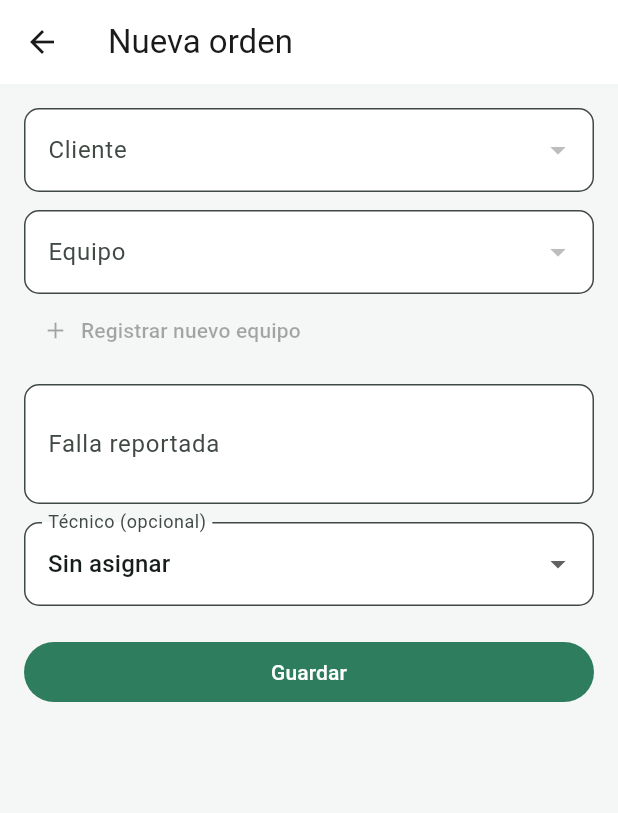
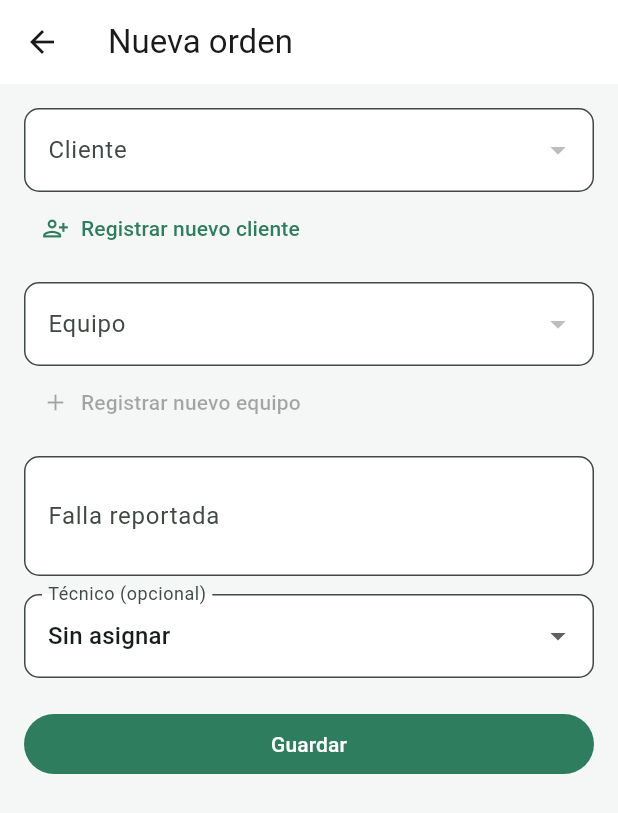
Before and after one commit to ArielDavidXD/tusolutionAndroid, a Flutter app: the screen it shows after launch, item 2 of the bottom bar chosen, after a tap on the "add" icon, on a phone screen of 412 x 824 dp. Shown: the top 813 px of the screen. Run offline on Flutter 3.47's test engine with Material 3 defaults, Android fonts, the phone set to English and light mode, and no system bars; our stand-ins replace drift, drift_flutter, flutter_riverpod; accounts and stored records are empty; generated files the repository leaves out were written again.

Commit message:
Anadir creacion de clientes en ordenes, tema persistente y tarjetas navegables
- Registrar nuevo cliente desde el formulario de orden (queda seleccionado)
- Seleccion programatica de dropdowns arreglada con keys
- Cambio de tema claro/oscuro/sistema persistido en tabla ajustes (schema v3)
- Tarjetas del inicio navegables: ordenes recientes al detalle, stock bajo al inventario, resumen a ordenes
- Dashboard reactivo a cambios de ordenes y repuestos (stock y conteos al dia)

```diff
--- a/lib/data/providers/clientes_provider.dart
+++ b/lib/data/providers/clientes_provider.dart
@@ -19,13 +19,13 @@ class ClientesViewModel extends AsyncNotifier<List<Cliente>> {
   }
 
   // INSERTAR
-  Future<void> agregarCliente({
+  Future<int> agregarCliente({
     required String nombre,
     required String telefono,
   }) async {
     final db = ref.read(databaseProvider);
 
-    await db.into(db.clientes).insert(
+    final id = await db.into(db.clientes).insert(
       ClientesCompanion.insert(
         nombre: nombre,
         telefono: telefono,
@@ -35,6 +35,8 @@ class ClientesViewModel extends AsyncNotifier<List<Cliente>> {
     state = await AsyncValue.guard(
           () => db.select(db.clientes).get(),
     );
+
+    return id;
   }
 
   // ACTUALIZAR
--- a/lib/data/providers/dashboard_provider.dart
+++ b/lib/data/providers/dashboard_provider.dart
@@ -1,8 +1,8 @@
-import 'package:drift/drift.dart';
 import 'package:flutter_riverpod/flutter_riverpod.dart';
 
 import '../database/app_database.dart';
-import 'database_provider.dart';
+import 'ordenes_provider.dart';
+import 'repuestos_provider.dart';
 
 class DashboardData {
   final int totalOrdenes;
@@ -10,6 +10,7 @@ class DashboardData {
   final int listas;
   final int entregadas;
   final int recibidas;
+  final int canceladas;
   final List<Ordene> recientes;
   final List<Repuesto> bajoStock;
 
@@ -19,30 +20,27 @@ class DashboardData {
     required this.listas,
     required this.entregadas,
     required this.recibidas,
+    required this.canceladas,
     required this.recientes,
     required this.bajoStock,
   });
 }
 
 final dashboardProvider = FutureProvider<DashboardData>((ref) async {
-  final db = ref.watch(databaseProvider);
+  final ordenes = await ref.watch(ordenesProvider.future);
+  final repuestos = await ref.watch(repuestosProvider.future);
 
-  final ordenes = await db.select(db.ordenes).get();
   final totalOrdenes = ordenes.length;
   final recibidas = ordenes.where((o) => o.estado == 'recibida').length;
   final enReparacion = ordenes.where((o) => o.estado == 'en reparación').length;
   final listas = ordenes.where((o) => o.estado == 'lista').length;
   final entregadas = ordenes.where((o) => o.estado == 'entregada').length;
+  final canceladas = ordenes.where((o) => o.estado == 'cancelada').length;
 
-  final recientes = (await (db.select(db.ordenes)
-        ..orderBy([(t) => OrderingTerm.desc(t.fechaRecepcion)])
-        ..limit(5))
-      .get());
+  final recientes = ordenes.take(5).toList();
 
-  final bajoStock = (await (db.select(db.repuestos)
-        ..where((r) => r.existencias.isSmallerOrEqualValue(5))
-        ..orderBy([(t) => OrderingTerm.asc(t.existencias)]))
-      .get());
+  final bajoStock = repuestos.where((r) => r.existencias <= 5).toList()
+    ..sort((a, b) => a.existencias.compareTo(b.existencias));
 
   return DashboardData(
     totalOrdenes: totalOrdenes,
@@ -50,6 +48,7 @@ final dashboardProvider = FutureProvider<DashboardData>((ref) async {
     listas: listas,
     entregadas: entregadas,
     recibidas: recibidas,
+    canceladas: canceladas,
     recientes: recientes,
     bajoStock: bajoStock,
   );
--- /dev/null
+++ b/lib/data/providers/theme_provider.dart
@@ -0,0 +1,50 @@
+import 'package:drift/drift.dart';
+import 'package:flutter/material.dart';
+import 'package:flutter_riverpod/flutter_riverpod.dart';
+
+import '../database/app_database.dart';
+import 'database_provider.dart';
+
+final themeModeProvider = NotifierProvider<ThemeModeNotifier, ThemeMode>(
+  ThemeModeNotifier.new,
+);
+
+class ThemeModeNotifier extends Notifier<ThemeMode> {
+  static const _claveTema = 'tema';
+
+  @override
+  ThemeMode build() {
+    _cargar();
+    return ThemeMode.system;
+  }
+
+  Future<void> _cargar() async {
+    final db = ref.read(databaseProvider);
+    final row = await (db.select(db.ajustes)
+          ..where((a) => a.clave.equals(_claveTema)))
+        .getSingleOrNull();
+    final valor = row?.valor;
+    if (valor != null) {
+      state = _parsear(valor);
+    }
+  }
+
+  Future<void> cambiarTema(ThemeMode mode) async {
+    state = mode;
+    final db = ref.read(databaseProvider);
+    await db.into(db.ajustes).insertOnConflictUpdate(
+      AjustesCompanion.insert(clave: _claveTema, valor: Value(mode.name)),
+    );
+  }
+
+  ThemeMode _parsear(String valor) {
+    switch (valor) {
+      case 'light':
+        return ThemeMode.light;
+      case 'dark':
+        return ThemeMode.dark;
+      default:
+        return ThemeMode.system;
+    }
+  }
+}
--- a/lib/data/widgets/summary_card.dart
+++ b/lib/data/widgets/summary_card.dart
@@ -5,6 +5,7 @@ class SummaryCard extends StatelessWidget {
   final String value;
   final IconData icon;
   final Color? color;
+  final VoidCallback? onTap;
 
   const SummaryCard({
     super.key,
@@ -12,13 +13,17 @@ class SummaryCard extends StatelessWidget {
     required this.value,
     required this.icon,
     this.color,
+    this.onTap,
   });
 
   @override
   Widget build(BuildContext context) {
     final c = color ?? Theme.of(context).colorScheme.primary;
     return Card(
-      child: Padding(
+      child: InkWell(
+        onTap: onTap,
+        borderRadius: BorderRadius.circular(12),
+        child: Padding(
         padding: const EdgeInsets.all(16),
         child: Row(
           children: [
@@ -39,6 +44,7 @@ class SummaryCard extends StatelessWidget {
             ),
           ],
         ),
+        ),
       ),
     );
   }
--- a/lib/main.dart
+++ b/lib/main.dart
@@ -1,5 +1,6 @@
 import 'package:flutter/material.dart';
 import 'package:flutter_riverpod/flutter_riverpod.dart';
+import 'data/providers/theme_provider.dart';
 import 'data/theme/app_theme.dart';
 import 'views/main_screen.dart';
 
@@ -11,17 +12,19 @@ void main() {
   );
 }
 
-class TuSolutionApp extends StatelessWidget {
+class TuSolutionApp extends ConsumerWidget {
   const TuSolutionApp({super.key});
 
   @override
-  Widget build(BuildContext context) {
+  Widget build(BuildContext context, WidgetRef ref) {
+    final themeMode = ref.watch(themeModeProvider);
+
     return MaterialApp(
       title: 'Tu Solution',
       debugShowCheckedModeBanner: false,
       theme: AppTheme.lightTheme,
       darkTheme: AppTheme.darkTheme,
-      themeMode: ThemeMode.system,
+      themeMode: themeMode,
       home: const MainScreen(),
     );
   }
--- a/lib/views/clients_form_screen.dart
+++ b/lib/views/clients_form_screen.dart
@@ -38,11 +38,12 @@ class _ClientsFormScreenState extends ConsumerState<ClientsFormScreen> {
     setState(() => _saving = true);
     try {
       if (widget.clientId == null) {
-        await ref.read(clientesProvider.notifier).agregarCliente(nombre: _nombreCtrl.text.trim(), telefono: _telefonoCtrl.text.trim());
+        final id = await ref.read(clientesProvider.notifier).agregarCliente(nombre: _nombreCtrl.text.trim(), telefono: _telefonoCtrl.text.trim());
+        if (mounted) Navigator.pop(context, id);
       } else {
         await ref.read(clientesProvider.notifier).actualizarCliente(id: widget.clientId!, nombre: _nombreCtrl.text.trim(), telefono: _telefonoCtrl.text.trim());
+        if (mounted) Navigator.pop(context);
       }
-      if (mounted) Navigator.pop(context);
     } catch (e) {
       if (mounted) ScaffoldMessenger.of(context).showSnackBar(SnackBar(content: Text('Error: $e')));
     } finally {
--- a/lib/views/home_screen.dart
+++ b/lib/views/home_screen.dart
@@ -2,17 +2,46 @@ import 'package:flutter/material.dart';
 import 'package:flutter_riverpod/flutter_riverpod.dart';
 
 import '../data/providers/dashboard_provider.dart';
+import '../data/providers/theme_provider.dart';
 import '../data/widgets/summary_card.dart';
+import 'orders_details_screen.dart';
 
 class HomeScreen extends ConsumerWidget {
-  const HomeScreen({super.key});
+  final VoidCallback? onGoToOrders;
+  final VoidCallback? onGoToInventory;
+  const HomeScreen({super.key, this.onGoToOrders, this.onGoToInventory});
 
   @override
   Widget build(BuildContext context, WidgetRef ref) {
     final dashAsync = ref.watch(dashboardProvider);
+    final themeMode = ref.watch(themeModeProvider);
 
     return Scaffold(
-      appBar: AppBar(title: const Text('Tu Solution')),
+      appBar: AppBar(
+        title: const Text('Tu Solution'),
+        actions: [
+          PopupMenuButton<ThemeMode>(
+            icon: const Icon(Icons.palette_outlined),
+            tooltip: 'Cambiar tema',
+            initialValue: themeMode,
+            onSelected: (mode) => ref.read(themeModeProvider.notifier).cambiarTema(mode),
+            itemBuilder: (_) => const [
+              PopupMenuItem(
+                value: ThemeMode.system,
+                child: Row(children: [Icon(Icons.brightness_auto), SizedBox(width: 8), Text('Sistema')]),
+              ),
+              PopupMenuItem(
+                value: ThemeMode.light,
+                child: Row(children: [Icon(Icons.light_mode), SizedBox(width: 8), Text('Claro')]),
+              ),
+              PopupMenuItem(
+                value: ThemeMode.dark,
+                child: Row(children: [Icon(Icons.dark_mode), SizedBox(width: 8), Text('Oscuro')]),
+              ),
+            ],
+          ),
+        ],
+      ),
       body: dashAsync.when(
         loading: () => const Center(child: CircularProgressIndicator()),
         error: (e, _) => Center(child: Text('Error: $e')),
@@ -24,28 +53,42 @@ class HomeScreen extends ConsumerWidget {
                 spacing: 12,
                 runSpacing: 12,
                 children: [
-                  SizedBox(width: 160, child: SummaryCard(title: 'Total', value: '${d.totalOrdenes}', icon: Icons.receipt_long)),
-                  SizedBox(width: 160, child: SummaryCard(title: 'Recibidas', value: '${d.recibidas}', icon: Icons.inbox)),
-                  SizedBox(width: 160, child: SummaryCard(title: 'En reparación', value: '${d.enReparacion}', icon: Icons.build)),
-                  SizedBox(width: 160, child: SummaryCard(title: 'Listas', value: '${d.listas}', icon: Icons.check_circle_outline)),
-                  SizedBox(width: 160, child: SummaryCard(title: 'Entregadas', value: '${d.entregadas}', icon: Icons.done_all)),
+                  SizedBox(width: 160, child: SummaryCard(title: 'Total', value: '${d.totalOrdenes}', icon: Icons.receipt_long, onTap: onGoToOrders)),
+                  SizedBox(width: 160, child: SummaryCard(title: 'Recibidas', value: '${d.recibidas}', icon: Icons.inbox, color: Colors.blueGrey, onTap: onGoToOrders)),
+                  SizedBox(width: 160, child: SummaryCard(title: 'En reparación', value: '${d.enReparacion}', icon: Icons.build, color: Colors.orange, onTap: onGoToOrders)),
+                  SizedBox(width: 160, child: SummaryCard(title: 'Listas', value: '${d.listas}', icon: Icons.check_circle_outline, color: Colors.green, onTap: onGoToOrders)),
+                  SizedBox(width: 160, child: SummaryCard(title: 'Entregadas', value: '${d.entregadas}', icon: Icons.done_all, color: Colors.teal, onTap: onGoToOrders)),
+                  SizedBox(width: 160, child: SummaryCard(title: 'Canceladas', value: '${d.canceladas}', icon: Icons.cancel_outlined, color: Colors.red, onTap: onGoToOrders)),
                 ],
               ),
               const SizedBox(height: 16),
               Text('Órdenes recientes', style: Theme.of(context).textTheme.titleMedium),
               const SizedBox(height: 8),
               if (d.recientes.isEmpty) const Text('No hay órdenes recientes.'),
-              ...d.recientes.map((o) => ListTile(
-                title: Text('Orden #${o.id}'),
-                subtitle: Text('${o.estado} • ${o.fallaReportada}'),
+              ...d.recientes.map((o) => Card(
+                child: ListTile(
+                  onTap: () {
+                    Navigator.of(context).push(
+                      MaterialPageRoute(builder: (_) => OrdersDetailsScreen(orderId: o.id)),
+                    );
+                  },
+                  title: Text('Orden #${o.id}'),
+                  subtitle: Text('${o.estado} • ${o.fallaReportada}'),
+                  trailing: const Icon(Icons.chevron_right),
+                ),
               )),
               const SizedBox(height: 16),
               Text('Inventario bajo (<=5)', style: Theme.of(context).textTheme.titleMedium),
               const SizedBox(height: 8),
               if (d.bajoStock.isEmpty) const Text('Sin alertas de stock bajo.'),
-              ...d.bajoStock.map((r) => ListTile(
-                title: Text(r.nombre),
-                subtitle: Text('Stock: ${r.existencias} • Código: ${r.codigo}'),
+              ...d.bajoStock.map((r) => Card(
+                child: ListTile(
+                  onTap: onGoToInventory,
+                  leading: const Icon(Icons.warning_amber_rounded, color: Colors.orange),
+                  title: Text(r.nombre),
+                  subtitle: Text('Stock: ${r.existencias} • Código: ${r.codigo}'),
+                  trailing: const Icon(Icons.chevron_right),
+                ),
               )),
             ],
           );
--- a/lib/views/main_screen.dart
+++ b/lib/views/main_screen.dart
@@ -15,18 +15,21 @@ class MainScreen extends StatefulWidget {
 class _MainScreenState extends State<MainScreen> {
   int _index = 0;
 
-  final _pages = const [
-    HomeScreen(),
-    OrdersScreen(),
-    ClientsScreen(),
-    InventoryScreen(),
-    TechniciansScreen(),
-  ];
-
   @override
   Widget build(BuildContext context) {
+    final pages = [
+      HomeScreen(
+        onGoToOrders: () => setState(() => _index = 1),
+        onGoToInventory: () => setState(() => _index = 3),
+      ),
+      const OrdersScreen(),
+      const ClientsScreen(),
+      const InventoryScreen(),
+      const TechniciansScreen(),
+    ];
+
     return Scaffold(
-      body: _pages[_index],
+      body: pages[_index],
       bottomNavigationBar: NavigationBar(
         selectedIndex: _index,
         onDestinationSelected: (i) => setState(() => _index = i),
--- a/lib/views/orders_form_screen.dart
+++ b/lib/views/orders_form_screen.dart
@@ -6,6 +6,7 @@ import '../data/providers/equipos_provider.dart';
 import '../data/providers/tecnicos_provider.dart';
 import '../data/providers/ordenes_provider.dart';
 import '../data/database/app_database.dart';
+import 'clients_form_screen.dart';
 import 'equipos_form_screen.dart';
 
 class OrdersFormScreen extends ConsumerStatefulWidget {
@@ -80,6 +81,7 @@ class _OrdersFormScreenState extends ConsumerState<OrdersFormScreen> {
                       child: ListView(
                         children: [
                           DropdownButtonFormField<int>(
+                            key: ValueKey('cliente_$_selectedClienteId'),
                             initialValue: _selectedClienteId,
                             decoration: const InputDecoration(labelText: 'Cliente'),
                             items: clientes.map((c) => DropdownMenuItem(value: c.id, child: Text(c.nombre))).toList(),
@@ -89,9 +91,27 @@ class _OrdersFormScreenState extends ConsumerState<OrdersFormScreen> {
                             }),
                             validator: (v) => v == null ? 'Seleccione un cliente' : null,
                           ),
+                          Align(
+                            alignment: Alignment.centerLeft,
+                            child: TextButton.icon(
+                              onPressed: () async {
+                                final nuevoId = await Navigator.of(context).push<int>(
+                                  MaterialPageRoute(builder: (_) => const ClientsFormScreen()),
+                                );
+                                if (nuevoId != null && mounted) {
+                                  setState(() {
+                                    _selectedClienteId = nuevoId;
+                                    _selectedEquipoId = null;
+                                  });
+                                }
+                              },
+                              icon: const Icon(Icons.person_add_alt),
+                              label: const Text('Registrar nuevo cliente'),
+                            ),
+                          ),
                           const SizedBox(height: 12),
                           DropdownButtonFormField<int>(
-                            key: ValueKey('equipo_$_selectedClienteId'),
+                            key: ValueKey('equipo_${_selectedClienteId}_$_selectedEquipoId'),
                             initialValue: _selectedEquipoId,
                             decoration: const InputDecoration(labelText: 'Equipo'),
                             items: equiposDelCliente.map((e) => DropdownMenuItem(value: e.id, child: Text('${e.tipoEquipo} ${e.marca} ${e.modelo}'))).toList(),
```
Also changed, not shown: lib/data/database/app_database.dart (+6 -3 lines), lib/data/database/tables/ajustes.dart (added, +9 -0 lines), lib/data/database/app_database.g.dart, 1 other file.
